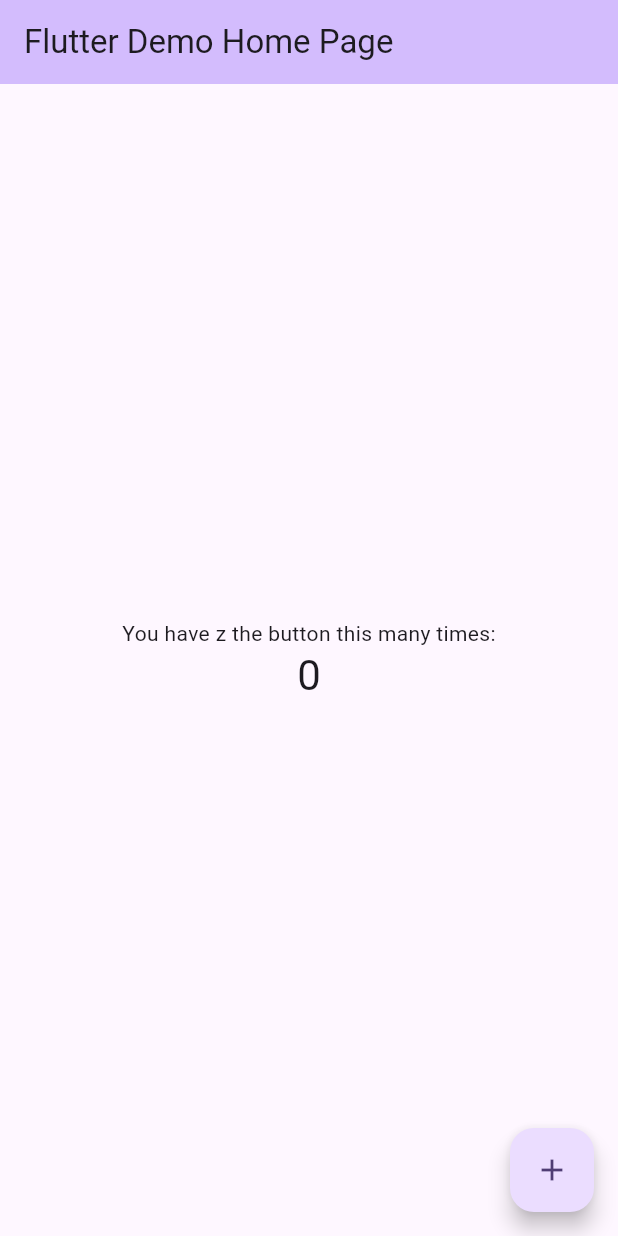
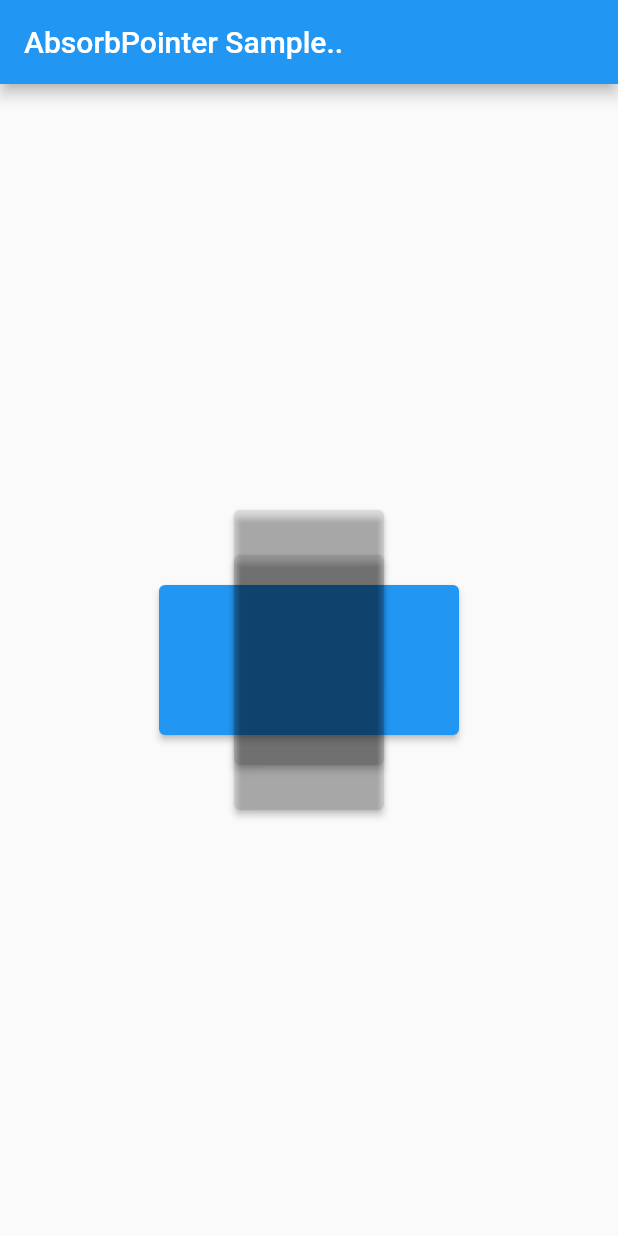
Before and after one commit to landryPrct/flutterDemo, a Flutter app: the screen it shows after launch, on a phone screen of 412 x 824 dp. Run offline on Flutter 3.47's test engine with Material 2 defaults, Android fonts, the phone set to English and light mode, and no system bars.

Commit message:
absorbpoint

```diff
--- a/lib/main.dart
+++ b/lib/main.dart
@@ -1,125 +1,65 @@
 import 'package:flutter/material.dart';
 
-void main() {
-  runApp(const MyApp());
-}
+void main() => runApp(const AbsorbPointerApp());
 
-class MyApp extends StatelessWidget {
-  const MyApp({super.key});
+class AbsorbPointerApp extends StatelessWidget {
+  const AbsorbPointerApp({super.key});
 
-  // This widget is the root of your application.
   @override
   Widget build(BuildContext context) {
     return MaterialApp(
-      title: 'Flutter Demo',
-      theme: ThemeData(
-        // This is the theme of your application.
-        //
-        // TRY THIS: Try running your application with "flutter run". You'll see
-        // the application has a blue toolbar. Then, without quitting the app,
-        // try changing the seedColor in the colorScheme below to Colors.green
-        // and then invoke "hot reload" (save your changes or press the "hot
-        // reload" button in a Flutter-supported IDE, or press "r" if you used
-        // the command line to start the app).
-        //
-        // Notice that the counter didn't reset back to zero; the application
-        // state is not lost during the reload. To reset the state, use hot
-        // restart instead.
-        //
-        // This works for code too, not just values: Most code changes can be
-        // tested with just a hot reload.
-        colorScheme: ColorScheme.fromSeed(seedColor: Colors.deepPurple),
-        useMaterial3: true,
-      ),
-      home: const MyHomePage(title: 'Flutter Demo Home Page'),
+        home: Scaffold(
+            appBar: AppBar(title: const Text('AbsorbPointer Sample..')),
+            body: const Center(
+              child: AbsorbPointerExample(),
+            )));
+  }
+}
+
+class AbsorbPointerExample extends StatelessWidget {
+  const AbsorbPointerExample({super.key});
+
+  @override
+  Widget build(BuildContext context) {
+    return Stack(
+      alignment: AlignmentDirectional.center,
+      children: <Widget>[
+        SizedBox(
+          width: 200.0,
+          height: 100.0,
+
+          child: ElevatedButton(
+            onPressed: () {},
+            child: null,
+          ),
+        ),
+        SizedBox(
+          width: 100,
+          height: 200,
+          child: AbsorbPointer(
+            child: ElevatedButton(
+              style: ElevatedButton.styleFrom(
+                backgroundColor: const Color.fromARGB(20, 0, 0, 0),
+              ),
+              onPressed: () {},
+              child: null,
+            ),
+          ),
+        ),
+        SizedBox(
+          width: 100,
+          height: 140,
+          child: AbsorbPointer(
+            child: ElevatedButton(
+              style: ElevatedButton.styleFrom(
+                backgroundColor: Color.fromARGB(20, 0, 0, 0),
+              ),
+              onPressed: () {},
+              child: null,
+            ),
+          ),
+        ),
+      ],
     );
   }
 }
-
-class MyHomePage extends StatefulWidget {
-  const MyHomePage({super.key, required this.title});
-
-  // This widget is the home page of your application. It is stateful, meaning
-  // that it has a State object (defined below) that contains fields that affect
-  // how it looks.
-
-  // This class is the configuration for the state. It holds the values (in this
-  // case the title) provided by the parent (in this case the App widget) and
-  // used by the build method of the State. Fields in a Widget subclass are
-  // always marked "final".
-
-  final String title;
-
-  @override
-  State<MyHomePage> createState() => _MyHomePageState();
-}
-
-class _MyHomePageState extends State<MyHomePage> {
-  int _counter = 0;
-
-  void _incrementCounter() {
-    setState(() {
-      // This call to setState tells the Flutter framework that something has
-      // changed in this State, which causes it to rerun the build method below
-      // so that the display can reflect the updated values. If we changed
-      // _counter without calling setState(), then the build method would not be
-      // called again, and so nothing would appear to happen.
-      _counter++;
-    });
-  }
-
-  @override
-  Widget build(BuildContext context) {
-    // This method is rerun every time setState is called, for instance as done
-    // by the _incrementCounter method above.
-    //
-    // The Flutter framework has been optimized to make rerunning build methods
-    // fast, so that you can just rebuild anything that needs updating rather
-    // than having to individually change instances of widgets.
-    return Scaffold(
-      appBar: AppBar(
-        // TRY THIS: Try changing the color here to a specific color (to
-        // Colors.amber, perhaps?) and trigger a hot reload to see the AppBar
-        // change color while the other colors stay the same.
-        backgroundColor: Theme.of(context).colorScheme.inversePrimary,
-        // Here we take the value from the MyHomePage object that was created by
-        // the App.build method, and use it to set our appbar title.
-        title: Text(widget.title),
-      ),
-      body: Center(
-        // Center is a layout widget. It takes a single child and positions it
-        // in the middle of the parent.
-        child: Column(
-          // Column is also a layout widget. It takes a list of children and
-          // arranges them vertically. By default, it sizes itself to fit its
-          // children horizontally, and tries to be as tall as its parent.
-          //
-          // Column has various properties to control how it sizes itself and
-          // how it positions its children. Here we use mainAxisAlignment to
-          // center the children vertically; the main axis here is the vertical
-          // axis because Columns are vertical (the cross axis would be
-          // horizontal).
-          //
-          // TRY THIS: Invoke "debug painting" (choose the "Toggle Debug Paint"
-          // action in the IDE, or press "p" in the console), to see the
-          // wireframe for each widget.
-          mainAxisAlignment: MainAxisAlignment.center,
-          children: <Widget>[
-            const Text(
-              'You have z the button this many times:',
-            ),
-            Text(
-              '$_counter',
-              style: Theme.of(context).textTheme.headlineMedium,
-            ),
-          ],
-        ),
-      ),
-      floatingActionButton: FloatingActionButton(
-        onPressed: _incrementCounter,
-        tooltip: 'Increment',
-        child: const Icon(Icons.add),
-      ), // This trailing comma makes auto-formatting nicer for build methods.
-    );
-  }
-}
```
Also changed, not shown: 1 other file.
